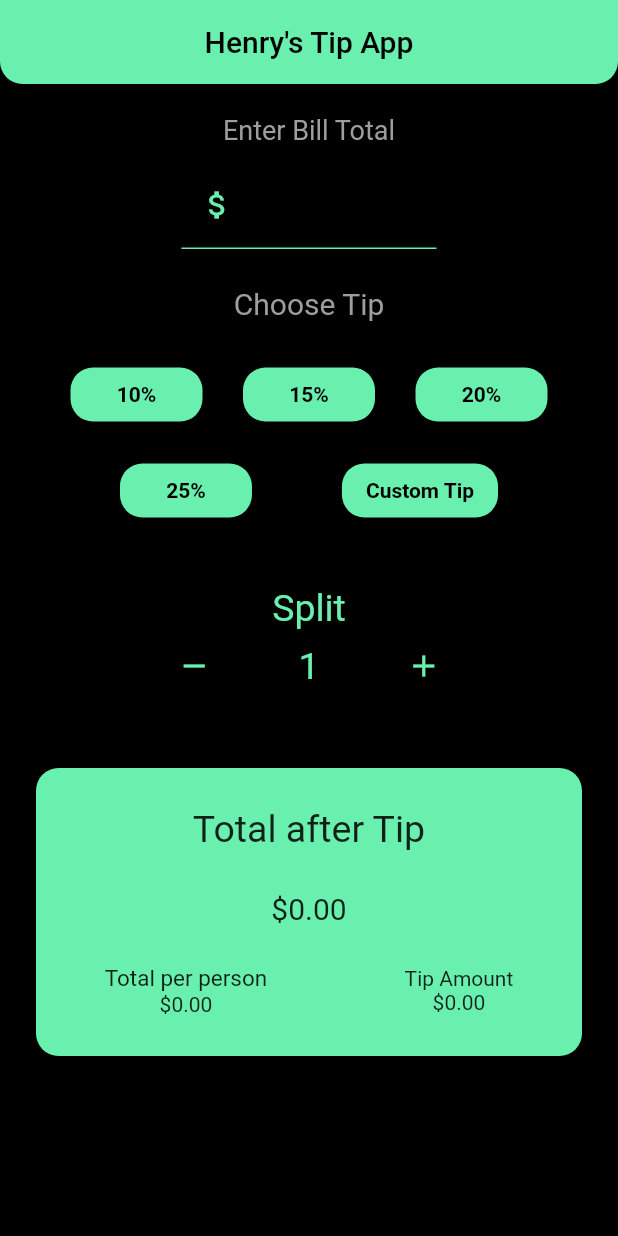
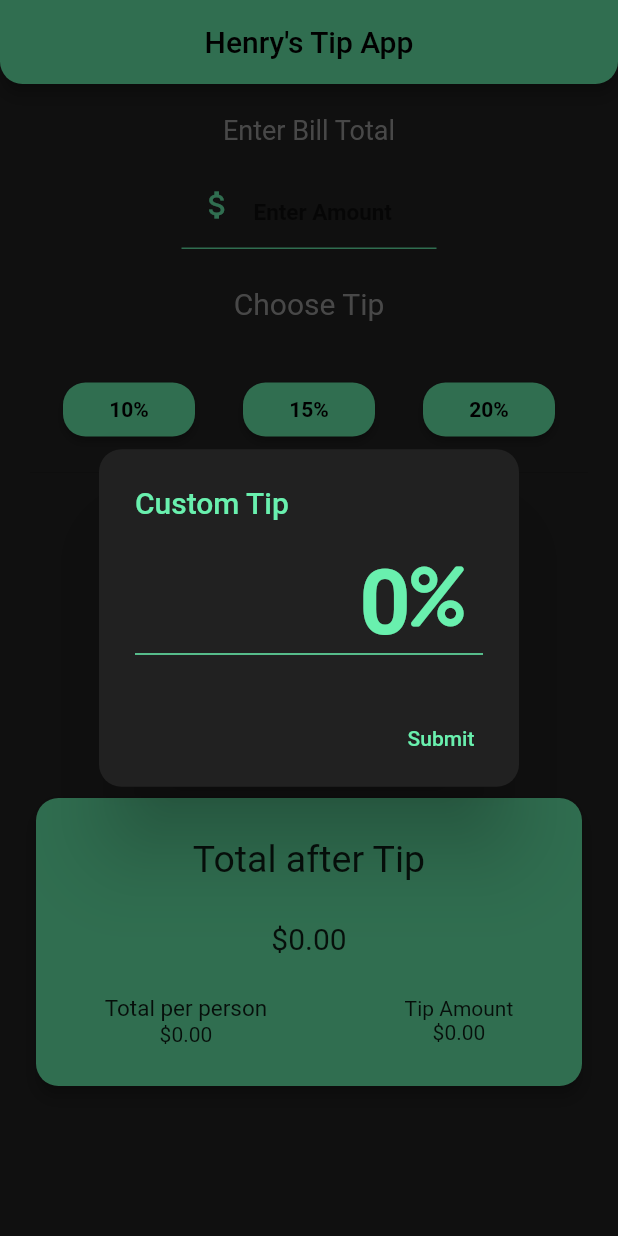
Before and after one commit to henrywong1/tip_calculator_flutter, a Flutter app: the screen it shows after launch, after a tap on "Custom Tip", on a phone screen of 412 x 824 dp. Run offline on Flutter 3.47's test engine with Material 2 defaults, Android fonts, the phone set to English and light mode, and no system bars; our stand-ins replace font_awesome_flutter.

Commit message:
Added dialog alert for custom tip, implemented custom tip calculation

```diff
--- a/lib/main.dart
+++ b/lib/main.dart
@@ -1,28 +1,35 @@
 import 'package:flutter/material.dart';
 import 'package:tip_app/widgets/input_section.dart';
 import 'package:tip_app/widgets/raised_circular_button.dart';
+import 'package:tip_app/widgets/tip_dialog.dart';
 
 void main() => runApp(TipScreen());
 
 class TipScreen extends StatefulWidget {
+  final String title;
+  static final navKey = new GlobalKey<NavigatorState>();
+  const TipScreen({Key navKey, this.title}) : super(key: navKey);
   @override
   _TipScreenState createState() => _TipScreenState();
 }
 
 class _TipScreenState extends State<TipScreen> {
+  double customTipPercent = 0.0;
   int numPeople = 1;
   double billAmount = 0.0;
   double calculatedValue = 0.0;
   double percentValue = 0;
+  double totalPerPerson = 0;
 
   List<RaisedCircularButton> percentButtons = [];
 
   @override
   Widget build(BuildContext context) {
     return MaterialApp(
+      navigatorKey: TipScreen.navKey,
       debugShowCheckedModeBanner: false,
       home: Scaffold(
-        backgroundColor: Colors.black,
+        backgroundColor: Colors.black87,
         appBar: AppBar(
           shape: RoundedRectangleBorder(
             borderRadius: BorderRadius.vertical(
@@ -82,6 +89,7 @@ class _TipScreenState extends State<TipScreen> {
                                 percentValue = 0.1;
                                 calculatedValue =
                                     billAmount + billAmount * percentValue;
+                                totalPerPerson = (calculatedValue / numPeople);
                               });
                             },
                           ),
@@ -91,6 +99,7 @@ class _TipScreenState extends State<TipScreen> {
                                 percentValue = 0.15;
                                 calculatedValue =
                                     billAmount + billAmount * percentValue;
+                                totalPerPerson = (calculatedValue / numPeople);
                               });
                             },
                             label: '15%',
@@ -101,6 +110,7 @@ class _TipScreenState extends State<TipScreen> {
                                 percentValue = 0.2;
                                 calculatedValue =
                                     billAmount + billAmount * percentValue;
+                                totalPerPerson = (calculatedValue / numPeople);
                               });
                             },
                             label: '20%',
@@ -117,12 +127,24 @@ class _TipScreenState extends State<TipScreen> {
                                 percentValue = 0.25;
                                 calculatedValue =
                                     billAmount + billAmount * percentValue;
+                                totalPerPerson = (calculatedValue / numPeople);
                               });
                             },
                             label: '25%',
                           ),
                           RaisedCircularButton(
-                            onPressed: () {},
+                            onPressed: () {
+                              final context = TipScreen.navKey.currentState.overlay.context;
+                              TipDialog().createAlertDialog(context).then((onValue) {
+                                customTipPercent = double.parse(onValue);
+                                print(customTipPercent);
+                                setState(() {
+                                  percentValue = customTipPercent / 100;
+                                  calculatedValue = billAmount + billAmount * percentValue;
+                                  totalPerPerson = (calculatedValue / numPeople);
+                                });
+                              });
+                            },
                             label: 'Custom Tip',
                           ),
                         ],
@@ -131,7 +153,7 @@ class _TipScreenState extends State<TipScreen> {
                   ),
                 ),
                 Container(
-                  padding: EdgeInsets.all(40),
+                  padding: EdgeInsets.all(30),
                   child: Column(
                     children: <Widget>[
                       Text(
@@ -148,6 +170,7 @@ class _TipScreenState extends State<TipScreen> {
                             onPressed: () {
                               setState(() {
                                 numPeople = numPeople > 1 ? numPeople - 1 : 1;
+                                totalPerPerson = (calculatedValue / numPeople);
                               });
                             },
                             color: Colors.greenAccent,
@@ -167,6 +190,7 @@ class _TipScreenState extends State<TipScreen> {
                             onPressed: () {
                               setState(() {
                                 numPeople++;
+                                totalPerPerson = (calculatedValue / numPeople);
                               });
                             },
                             icon: Icon(
@@ -213,7 +237,7 @@ class _TipScreenState extends State<TipScreen> {
                                   ),
                                 ),
                                 Text(
-                                    '\$${(calculatedValue / numPeople).toStringAsFixed(2)}',
+                                    '\$${totalPerPerson.toStringAsFixed(2)}',
                                 ),
                               ],
                             ),
--- a/lib/widgets/raised_circular_button.dart
+++ b/lib/widgets/raised_circular_button.dart
@@ -9,7 +9,9 @@ class RaisedCircularButton extends StatelessWidget {
 
   @override
   Widget build(BuildContext context) {
-    return RaisedButton(
+    return Container(
+      padding: EdgeInsets.all(10),
+      child: RaisedButton(
         onPressed: onPressed,
         color: Colors.greenAccent,
         shape: RoundedRectangleBorder(
@@ -22,6 +24,7 @@ class RaisedCircularButton extends StatelessWidget {
             fontWeight: FontWeight.bold,
           ),
         ),
+      ),
     );
   }
 }
--- /dev/null
+++ b/lib/widgets/tip_dialog.dart
@@ -0,0 +1,68 @@
+import 'package:flutter/material.dart';
+import 'package:font_awesome_flutter/font_awesome_flutter.dart';
+
+class TipDialog {
+  Future<String> createAlertDialog(BuildContext context) {
+    TextEditingController customController = TextEditingController();
+    return showDialog(
+        context: context,
+        builder: (context) {
+          return AlertDialog(
+            backgroundColor: Colors.grey[900],
+            shape: RoundedRectangleBorder(
+              borderRadius: BorderRadius.circular(15),
+            ),
+            title: Text(
+              'Custom Tip',
+              style: TextStyle(color: Colors.greenAccent),
+            ),
+            content: TextField(
+              textAlign: TextAlign.end,
+              keyboardType: TextInputType.number,
+              controller: customController,
+              decoration: InputDecoration(
+                contentPadding: EdgeInsets.only(right: 10),
+                hintText: '0',
+                hintStyle: TextStyle(
+                  color: Colors.greenAccent,
+                  fontSize: 60,
+                  fontWeight: FontWeight.bold,
+                ),
+                enabledBorder: UnderlineInputBorder(
+                  borderSide: BorderSide(
+                    color: Colors.greenAccent,
+                  ),
+                ),
+                focusedBorder: UnderlineInputBorder(
+                  borderSide: BorderSide(
+                    color: Colors.greenAccent,
+                  ),
+                ),
+                suffixIcon: FaIcon(
+                  FontAwesomeIcons.percent,
+                  color: Colors.greenAccent,
+                  size: 40,
+                ),
+              ),
+              style: TextStyle(
+                color: Colors.greenAccent,
+                fontSize: 60,
+                fontWeight: FontWeight.bold,
+              ),
+            ),
+            actions: <Widget>[
+              MaterialButton(
+                elevation: 5.0,
+                child: Text(
+                  'Submit',
+                  style: TextStyle(color: Colors.greenAccent),
+                ),
+                onPressed: () {
+                  Navigator.of(context).pop(customController.text.toString());
+                },
+              )
+            ],
+          );
+        });
+  }
+}
--- a/pubspec.yaml
+++ b/pubspec.yaml
@@ -19,6 +19,8 @@ environment:
 dependencies:
   flutter:
     sdk: flutter
+  font_awesome_flutter: ^8.8.1
+
 
   # The following adds the Cupertino Icons font to your application.
   # Use with the CupertinoIcons class for iOS style icons.
```
Also changed, not shown: pubspec.lock, 1 other file. Lines whose indentation alone changed are shown as unchanged.
